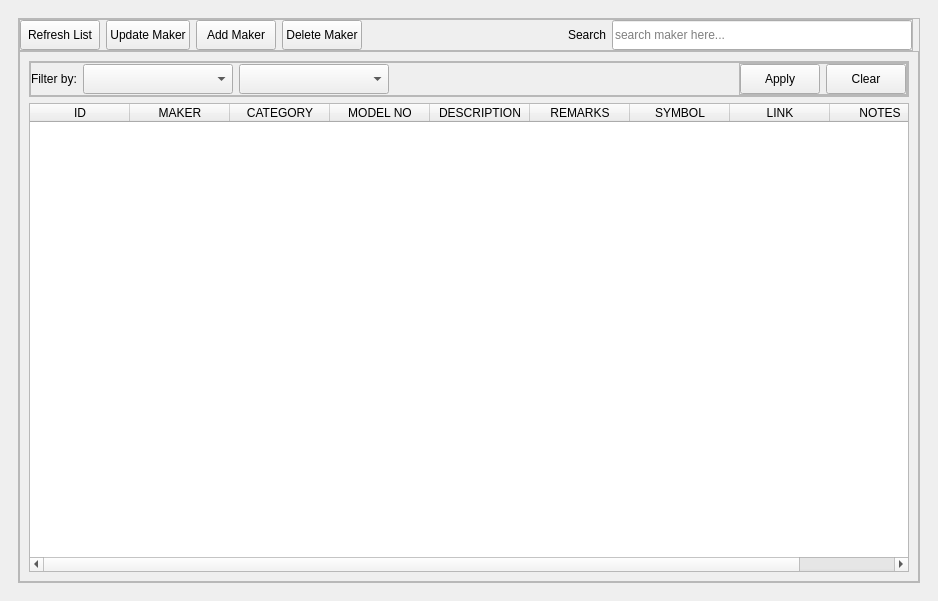
Above: _gui/main.ui from jeevr/PyEMC before the change. Below: the same form after it.
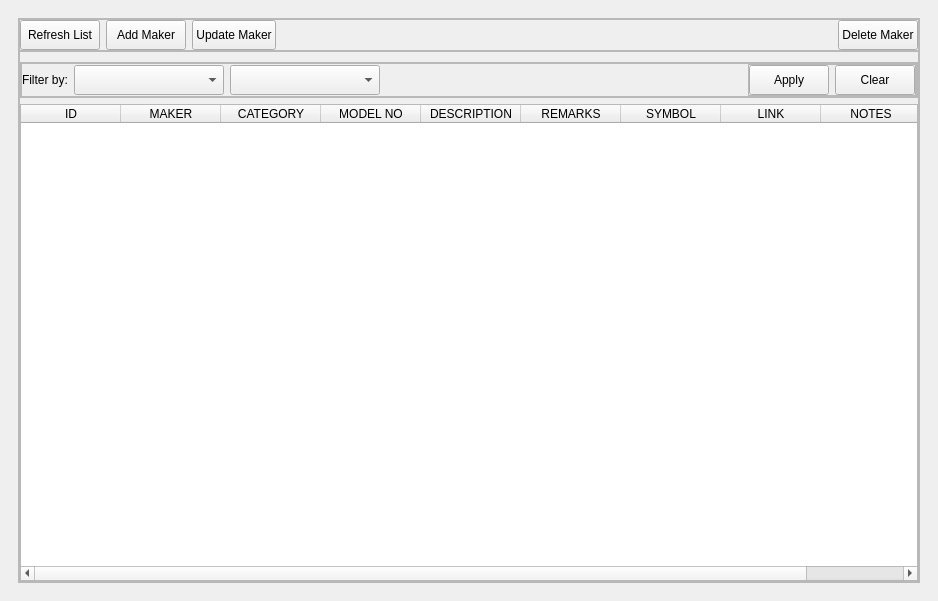
That is the form after the change. The open tabs and pages were chosen to show the change.

Patch:
```diff
--- a/_gui/main.ui
+++ b/_gui/main.ui
@@ -139,25 +139,6 @@
                 </property>
                </widget>
               </item>
-              <item>
-               <widget class="QPushButton" name="btn_update">
-                <property name="minimumSize">
-                 <size>
-                  <width>0</width>
-                  <height>30</height>
-                 </size>
-                </property>
-                <property name="maximumSize">
-                 <size>
-                  <width>100</width>
-                  <height>16777215</height>
-                 </size>
-                </property>
-                <property name="text">
-                 <string>Update Maker</string>
-                </property>
-               </widget>
-              </item>
               <item>
                <widget class="QPushButton" name="btn_add">
                 <property name="minimumSize">
@@ -178,7 +159,7 @@
                </widget>
               </item>
               <item>
-               <widget class="QPushButton" name="btn_delete">
+               <widget class="QPushButton" name="btn_update">
                 <property name="minimumSize">
                  <size>
                   <width>0</width>
@@ -192,7 +173,7 @@
                  </size>
                 </property>
                 <property name="text">
-                 <string>Delete Maker</string>
+                 <string>Update Maker</string>
                 </property>
                </widget>
               </item>
@@ -206,14 +187,14 @@
                 </property>
                 <property name="sizeHint" stdset="0">
                  <size>
-                  <width>200</width>
+                  <width>700</width>
                   <height>20</height>
                  </size>
                 </property>
                </spacer>
               </item>
               <item>
-               <widget class="QLabel" name="label_10">
+               <widget class="QPushButton" name="btn_delete">
                 <property name="minimumSize">
                  <size>
                   <width>0</width>
@@ -222,31 +203,12 @@
                 </property>
                 <property name="maximumSize">
                  <size>
-                  <width>16777215</width>
-                  <height>30</height>
+                  <width>100</width>
+                  <height>16777215</height>
                  </size>
                 </property>
                 <property name="text">
-                 <string>Search</string>
-                </property>
-               </widget>
-              </item>
-              <item>
-               <widget class="QLineEdit" name="lineEdit">
-                <property name="minimumSize">
-                 <size>
-                  <width>300</width>
-                  <height>30</height>
-                 </size>
-                </property>
-                <property name="inputMask">
-                 <string/>
-                </property>
-                <property name="placeholderText">
-                 <string>search maker here...</string>
-                </property>
-                <property name="clearButtonEnabled">
-                 <bool>true</bool>
+                 <string>Delete Maker</string>
                 </property>
                </widget>
               </item>
@@ -262,6 +224,18 @@
               <enum>QFrame::Raised</enum>
              </property>
              <layout class="QVBoxLayout" name="verticalLayout_2">
+              <property name="leftMargin">
+               <number>0</number>
+              </property>
+              <property name="topMargin">
+               <number>10</number>
+              </property>
+              <property name="rightMargin">
+               <number>0</number>
+              </property>
+              <property name="bottomMargin">
+               <number>0</number>
+              </property>
               <item>
                <widget class="QFrame" name="frame_7">
                 <property name="frameShape">
@@ -356,7 +330,7 @@
                       </property>
                       <property name="sizeHint" stdset="0">
                        <size>
-                        <width>50</width>
+                        <width>100</width>
                         <height>20</height>
                        </size>
                       </property>
```
Left out of the diff: 29 changed lines with no effect on the pictures.
